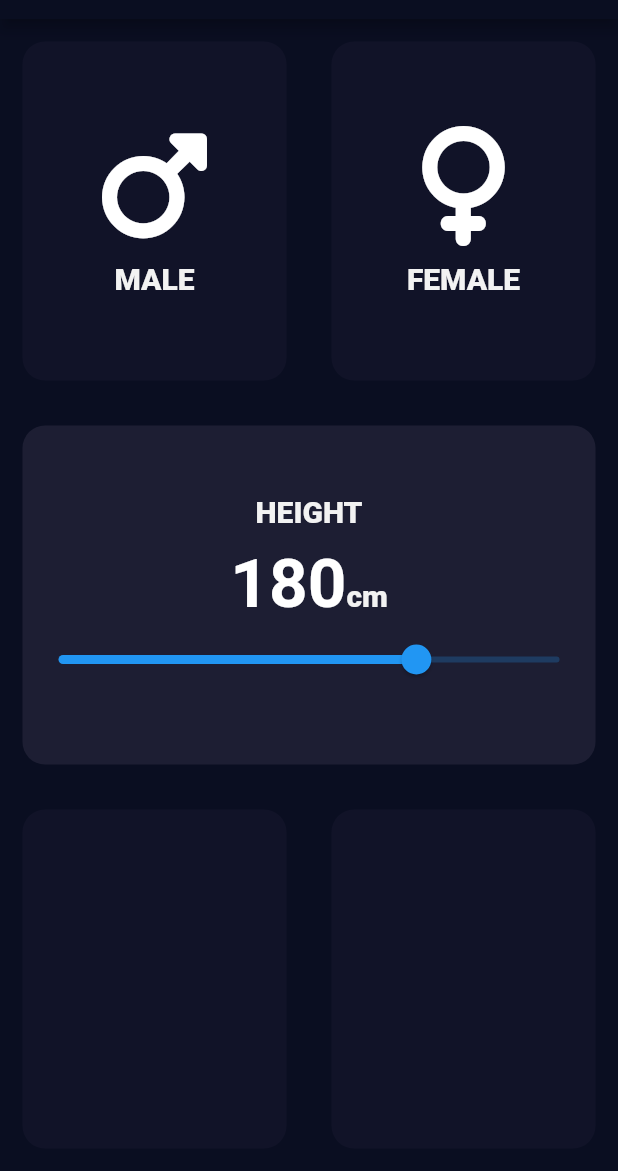
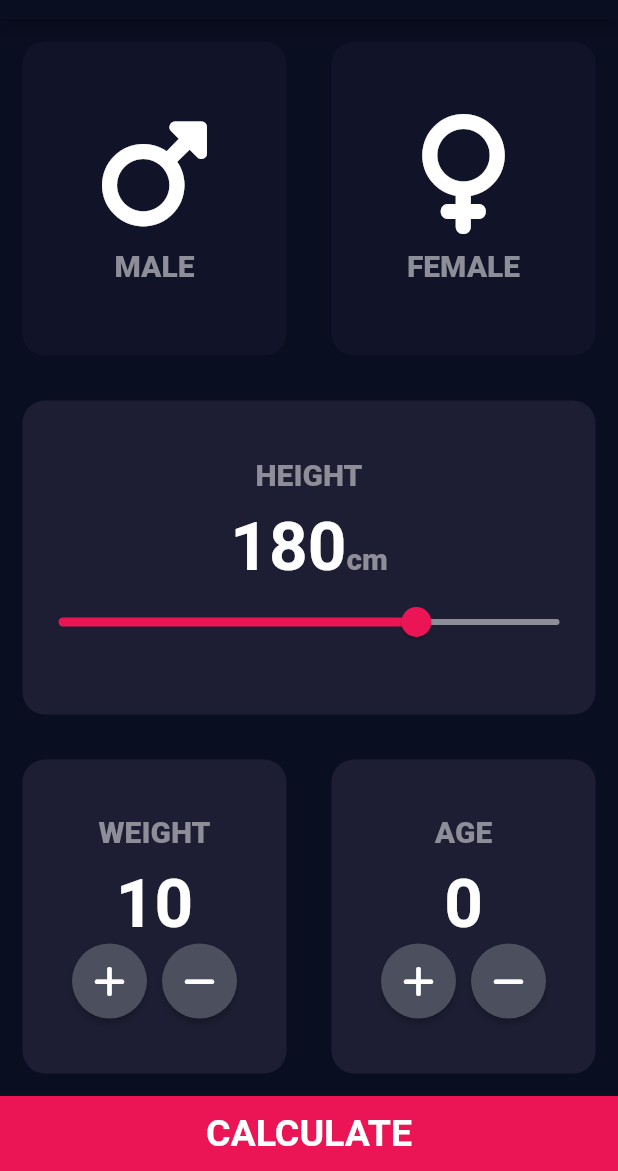
Before and after one commit to amankumarsahani/bmicalculator, a Flutter app: the screen it shows after launch, on a phone screen of 412 x 824 dp, the part 65-1236 px from its top. Run offline on Flutter 3.47's test engine with Material 2 defaults, Android fonts, the phone set to English and light mode, and no system bars; our stand-ins replace font_awesome_flutter.

Commit message:
Slider Layout Completed

```diff
--- a/lib/Constants.dart
+++ b/lib/Constants.dart
@@ -1,9 +1,10 @@
 import 'package:flutter/material.dart';
 
 const smTextLable = TextStyle(
-    color: Color(0xFFF2F2F2), fontSize: 15.0, fontWeight: FontWeight.w900);
+    color: Color(0xFF8D8E98), fontSize: 15.0, fontWeight: FontWeight.w900);
 const textLable = TextStyle(
-    color: Color(0xFFF2F2F2), fontSize: 20.0, fontWeight: FontWeight.w900);
+    color: Color(0xFF8D8E98), fontSize: 20.0, fontWeight: FontWeight.w900);
+const mdTextLable = TextStyle(fontSize: 25.0, fontWeight: FontWeight.bold);
 const lgTextLable = TextStyle(fontSize: 45.0, fontWeight: FontWeight.bold);
 
 const active = Color(0xFF1D1E33);
@@ -12,5 +13,7 @@ const inactive = Color(0xFF111328);
 enum genderType { male, female }
 
 Widget hr = SizedBox(height: 10.0);
-Widget vr = SizedBox(width: 10.0);
+Widget vw = SizedBox(width: 10.0);
 int height = 180;
+int age = 0;
+int weight = 10;
--- a/lib/input_page.dart
+++ b/lib/input_page.dart
@@ -101,6 +101,8 @@ class _MyHomePageState extends State<MyHomePage> {
                     },
                     min: 80,
                     max: 220,
+                    activeColor: Color(0xFFEB1555),
+                    inactiveColor: Color(0xFF8D8E98),
                   )
                 ],
               ),
@@ -111,17 +113,100 @@ class _MyHomePageState extends State<MyHomePage> {
               children: [
                 Expanded(
                     child: ContainerBox(
-                  colour: inactive,
+                  colour: active,
+                  cardChild: Column(
+                      mainAxisAlignment: MainAxisAlignment.center,
+                      children: [
+                        Text(
+                          'WEIGHT',
+                          style: textLable,
+                        ),
+                        hr,
+                        Text(
+                          weight.toString(),
+                          style: lgTextLable,
+                        ),
+                        Row(
+                          mainAxisAlignment: MainAxisAlignment.center,
+                          children: [
+                            RoundBtn(
+                              icon: FontAwesomeIcons.plus,
+                            ),
+                            vw,
+                            RoundBtn(
+                              icon: FontAwesomeIcons.minus,
+                            )
+                          ],
+                        )
+                      ]),
                 )),
                 Expanded(
                     child: ContainerBox(
-                  colour: inactive,
-                ))
+                  colour: active,
+                  cardChild: Column(
+                    crossAxisAlignment: CrossAxisAlignment.center,
+                    mainAxisAlignment: MainAxisAlignment.center,
+                    children: [
+                      Text(
+                        "AGE",
+                        style: textLable,
+                      ),
+                      hr,
+                      Text(
+                        age.toString(),
+                        style: lgTextLable,
+                      ),
+                      Row(
+                        mainAxisAlignment: MainAxisAlignment.center,
+                        children: [
+                          RoundBtn(
+                            icon: FontAwesomeIcons.plus,
+                          ),
+                          vw,
+                          RoundBtn(
+                            icon: FontAwesomeIcons.minus,
+                          )
+                        ],
+                      )
+                    ],
+                  ),
+                )),
               ],
             ),
           ),
+          GestureDetector(
+            child: Container(
+              color: Color(0xFFEB1555),
+              height: 50.0,
+              width: double.infinity,
+              child: Center(
+                child: Text(
+                  'CALCULATE',
+                  textAlign: TextAlign.center,
+                  style: mdTextLable,
+                ),
+              ),
+            ),
+            onTap: (() => {Navigator.pushNamed(context, '/result')}),
+          )
         ]),
       ),
     );
   }
 }
+
+class RoundBtn extends StatelessWidget {
+  RoundBtn({required this.icon});
+  final IconData icon;
+  @override
+  Widget build(BuildContext context) {
+    return RawMaterialButton(
+        child: Icon(icon),
+        shape: CircleBorder(),
+        fillColor: Color(0xFF4C4F5E),
+        constraints: BoxConstraints.tightFor(height: 50.0, width: 50.0),
+        onPressed: (() {
+          print('hi');
+        }));
+  }
+}
--- a/lib/main.dart
+++ b/lib/main.dart
@@ -12,13 +12,17 @@ class MyApp extends StatelessWidget {
   @override
   Widget build(BuildContext context) {
     return MaterialApp(
+      initialRoute: '/',
+      routes: {
+        '/': (context) => MyHomePage(),
+      },
       title: 'Flutter Demo',
       theme: ThemeData.dark().copyWith(
         primaryColor: Color(0xFF0A0E21),
         scaffoldBackgroundColor: Color(0xFF0A0E21),
         appBarTheme: AppBarTheme(backgroundColor: Color(0xFF0A0E21)),
       ),
-      home: const MyHomePage(),
+      // home: const MyHomePage(),
     );
   }
 }
```
